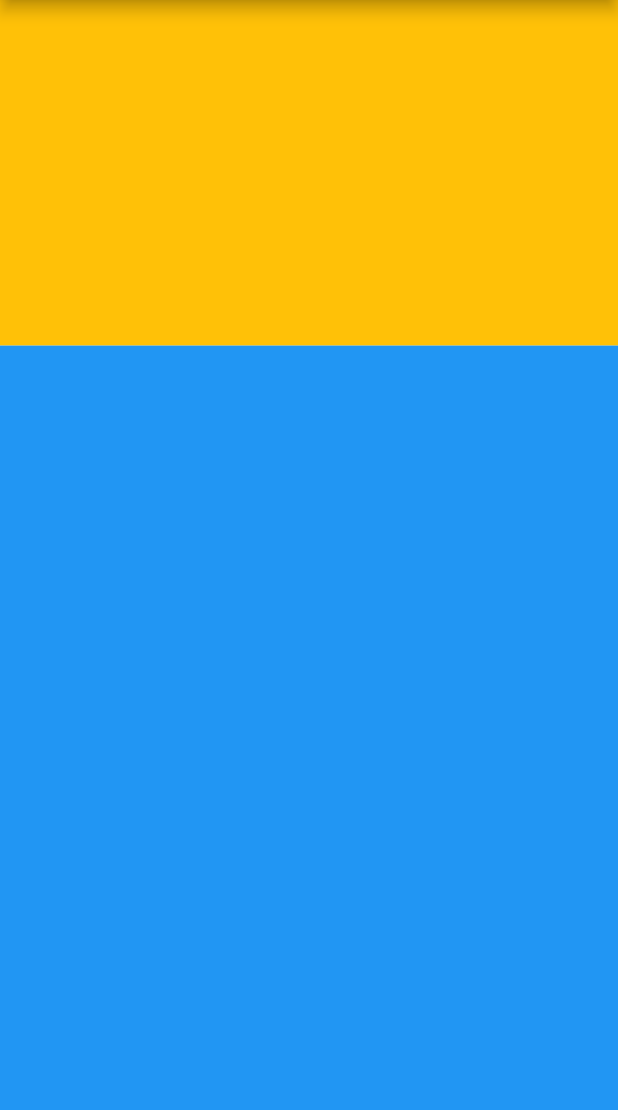
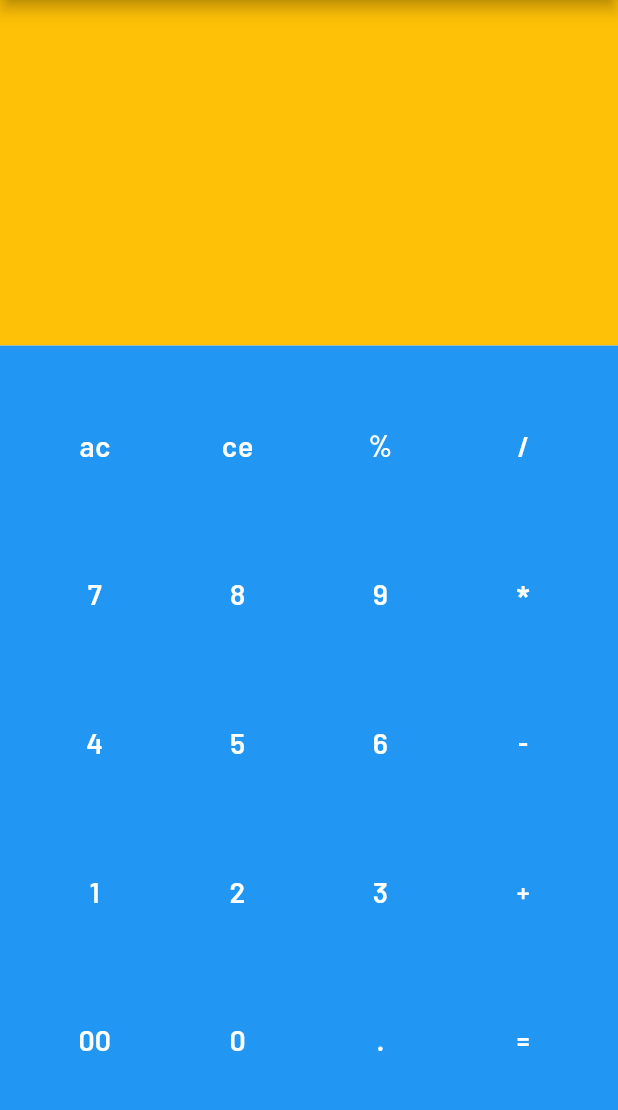
Before and after one commit to Milad-heydarloo/calculator_app, a Flutter app: the screen it shows after launch, on a phone screen of 412 x 824 dp, the part 84-1194 px from its top. Run offline on Flutter 3.47's test engine with Material 2 defaults, Android fonts, the phone set to English and light mode, and no system bars.

Commit message:
ui desing

```diff
--- a/lib/main.dart
+++ b/lib/main.dart
@@ -1,5 +1,6 @@
 import 'package:calculator_app/widgetsa/widgetsa_clss.dart';
 import 'package:flutter/material.dart';
+
 
 void main() {
   runApp(const _apps());
@@ -18,7 +19,6 @@ class _apps extends StatelessWidget {
           ),
         ),
         body: SafeArea(
-
           child: Column(
 mainAxisSize: MainAxisSize.max,
             children: [
@@ -26,7 +26,6 @@ class _apps extends StatelessWidget {
                 flex: 3,
                 child: Container(
                   color: Colors.amber,
-                    height: 200,
 
                 ),
               ),
@@ -34,24 +33,24 @@ class _apps extends StatelessWidget {
                 flex: 7,
                 child: Container(
                   color: Colors.blue,
-                    height: 200,
-                    child:Column(
+
+                  child: Column(
                     mainAxisAlignment: MainAxisAlignment.spaceEvenly,
                     children: [
+                      getbody('ac','ce','%','/'),
+                      getbody('7','8','9','*'),
+                      getbody('4','5','6','-'),
+                      getbody('1','2','3','+'),
+                      getbody('00','0','.','='),
 
-                      widgets_as(),
-                      widgets_as()
-                      ,
-                      widgets_as()
-                      , widgets_as()
-                    ]),
+                    ],
+                  ),
                 ),
               ),
             ],
           ),
         ),
       ),
-
     );
   }
 }
--- a/lib/widgetsa/widgetsa_clss.dart
+++ b/lib/widgetsa/widgetsa_clss.dart
@@ -1,32 +1,50 @@
-
-
 import 'package:flutter/material.dart';
 
-class widgets_as extends StatelessWidget {
-  const widgets_as({Key? key}) : super(key: key);
-
-  @override
-  Widget build(BuildContext context) {
+Widget getbody(String t1, String t2, String t3, String t4) {
   return Row(
     mainAxisAlignment: MainAxisAlignment.spaceEvenly,
     children: [
       TextButton(
         onPressed: () {},
-          child: Text('data'),
+        child: Padding(
+          padding: EdgeInsets.all(5),
+          child: Text(
+            '$t1',
+            style:
+                TextStyle(fontSize: 20, color: Colors.white, fontFamily: 'dm'),
           ),
-        TextButton(
+        ),
+      ), TextButton(
         onPressed: () {},
-          child: Text('data'),
+        child: Padding(
+          padding: EdgeInsets.all(5),
+          child: Text(
+            '$t2',
+            style:
+                TextStyle(fontSize: 20, color: Colors.white, fontFamily: 'dm'),
           ),
-        TextButton(
+        ),
+      ), TextButton(
         onPressed: () {},
-          child: Text('data'),
+        child: Padding(
+          padding: EdgeInsets.all(5),
+          child: Text(
+            '$t3',
+            style:
+                TextStyle(fontSize: 20, color: Colors.white, fontFamily: 'dm'),
           ),
-        TextButton(
+        ),
+      ), TextButton(
         onPressed: () {},
-          child: Text('data'),
+        child: Padding(
+          padding: EdgeInsets.all(5),
+          child: Text(
+            '$t4',
+            style:
+                TextStyle(fontSize: 20, color: Colors.white, fontFamily: 'dm'),
+          ),
+        ),
       ),
     ],
   );
 }
-}
```
Lines whose indentation alone changed are shown as unchanged.
